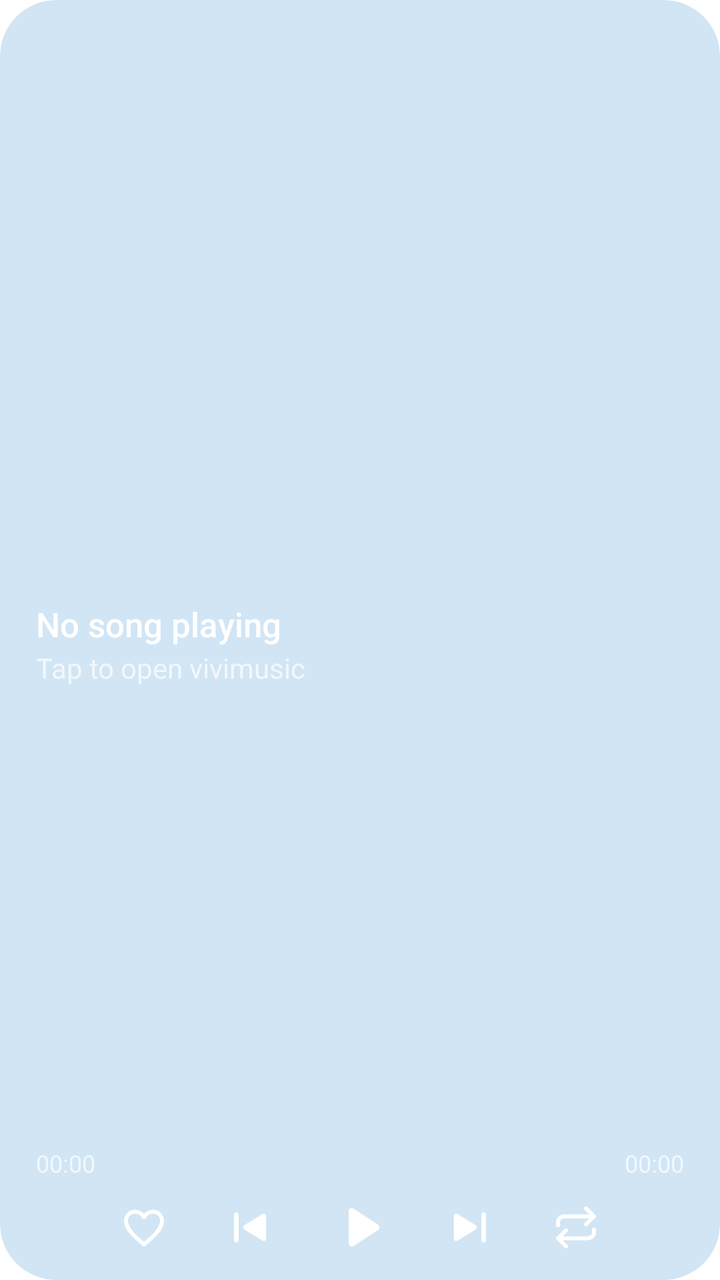
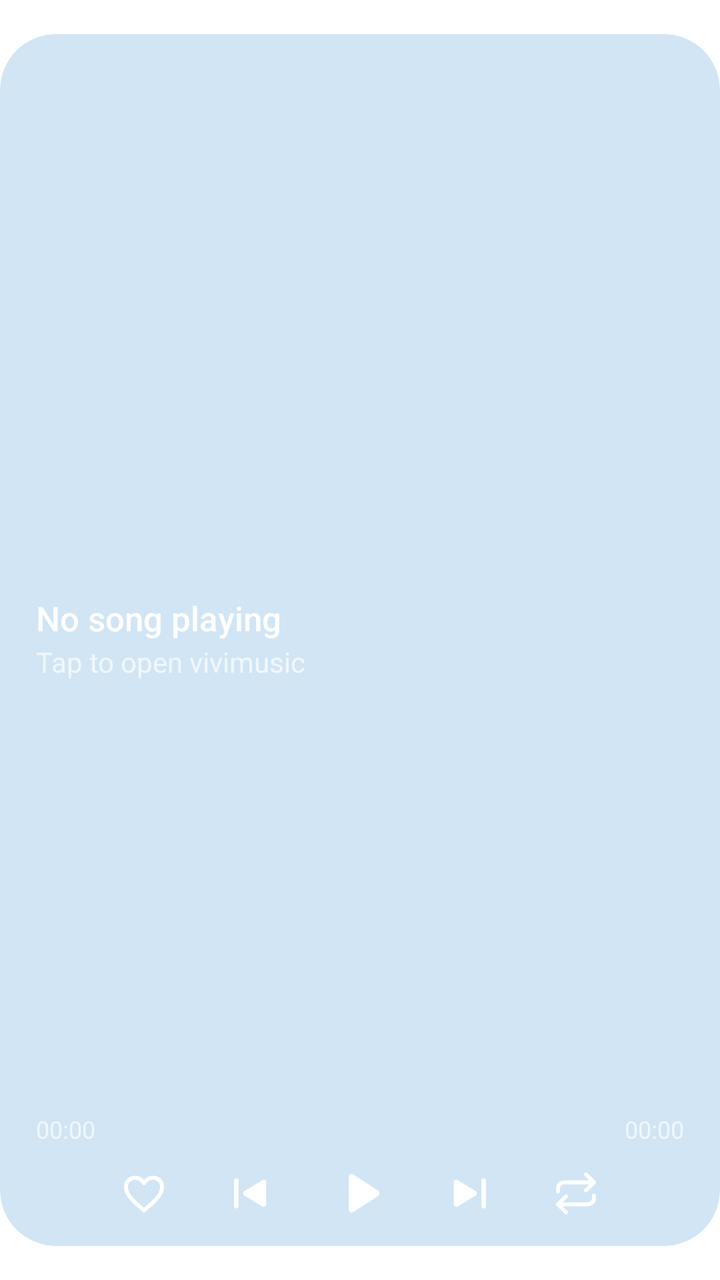

Two renders of the same Android screen: before a commit and after it. Below are the layout's source before the change and the commit's diff.
<!-- AndroidManifest.xml: application theme Theme.vivimusic -->
<!-- res/layout/widget_music_player.xml -->
<?xml version="1.0" encoding="utf-8"?>
<FrameLayout xmlns:android="http://schemas.android.com/apk/res/android"
    android:id="@android:id/background"
    android:layout_width="match_parent"
    android:layout_height="match_parent"
    android:background="@drawable/widget_background"
    android:clipToOutline="true"
    android:theme="@style/Theme.Widget.vivimusic">

    
    <ImageView
        android:id="@+id/widget_background_art"
        android:layout_width="match_parent"
        android:layout_height="match_parent"
        android:scaleType="centerCrop"
        android:src="@mipmap/ic_launcher"
        android:contentDescription="@string/album_art" />

    <LinearLayout
        android:layout_width="match_parent"
        android:layout_height="match_parent"
        android:gravity="top"
        android:orientation="vertical"
        android:paddingStart="18dp"
        android:paddingEnd="18dp"
        android:paddingTop="12dp"
        android:paddingBottom="4dp">

        <FrameLayout
            android:layout_width="match_parent"
            android:layout_height="0dp"
            android:layout_weight="1.4" />

        <TextView
            android:id="@+id/widget_song_title"
            android:layout_width="match_parent"
            android:layout_height="wrap_content"
            android:text="@string/not_playing"
            android:textSize="17sp"
            android:fontFamily="sans-serif-medium"
            android:textColor="#FFFFFF"
            android:maxLines="1"
            android:ellipsize="end" />

        <TextView
            android:id="@+id/widget_artist_name"
            android:layout_width="match_parent"
            android:layout_height="wrap_content"
            android:text="@string/tap_to_play"
            android:textSize="14sp"
            android:textColor="#B3FFFFFF"
            android:maxLines="1"
            android:ellipsize="end"
            android:layout_marginTop="1dp" />

        
        <FrameLayout
            android:layout_width="match_parent"
            android:layout_height="0dp"
            android:layout_weight="1" />

        
        <FrameLayout
            android:layout_width="match_parent"
            android:layout_height="24dp">

            <FrameLayout
                android:id="@+id/widget_wave_clip"
                android:layout_width="0dp"
                android:layout_height="match_parent"
                android:layout_marginStart="7dp"
                android:visibility="gone">

                
                <ViewFlipper
                    android:id="@+id/widget_wave_flipper"
                    android:layout_width="match_parent"
                    android:layout_height="match_parent"
                    android:autoStart="true"
                    android:flipInterval="62">
                    <ImageView
                        android:id="@+id/widget_wave_f0"
                        android:layout_width="match_parent"
                        android:layout_height="match_parent"
                        android:scaleType="fitXY"
                        android:contentDescription="@null" />
                    <ImageView
                        android:id="@+id/widget_wave_f1"
                        android:layout_width="match_parent"
                        android:layout_height="match_parent"
                        android:scaleType="fitXY"
                        android:contentDescription="@null" />
                    <ImageView
                        android:id="@+id/widget_wave_f2"
                        android:layout_width="match_parent"
                        android:layout_height="match_parent"
                        android:scaleType="fitXY"
                        android:contentDescription="@null" />
                    <ImageView
                        android:id="@+id/widget_wave_f3"
                        android:layout_width="match_parent"
                        android:layout_height="match_parent"
                        android:scaleType="fitXY"
                        android:contentDescription="@null" />
                    <ImageView
                        android:id="@+id/widget_wave_f4"
                        android:layout_width="match_parent"
                        android:layout_height="match_parent"
                        android:scaleType="fitXY"
                        android:contentDescription="@null" />
                    <ImageView
                        android:id="@+id/widget_wave_f5"
                        android:layout_width="match_parent"
                        android:layout_height="match_parent"
                        android:scaleType="fitXY"
                        android:contentDescription="@null" />
                    <ImageView
                        android:id="@+id/widget_wave_f6"
                        android:layout_width="match_parent"
                        android:layout_height="match_parent"
                        android:scaleType="fitXY"
                        android:contentDescription="@null" />
                    <ImageView
                        android:id="@+id/widget_wave_f7"
                        android:layout_width="match_parent"
                        android:layout_height="match_parent"
                        android:scaleType="fitXY"
                        android:contentDescription="@null" />
                    <ImageView
                        android:id="@+id/widget_wave_f8"
                        android:layout_width="match_parent"
                        android:layout_height="match_parent"
                        android:scaleType="fitXY"
                        android:contentDescription="@null" />
                    <ImageView
                        android:id="@+id/widget_wave_f9"
                        android:layout_width="match_parent"
                        android:layout_height="match_parent"
                        android:scaleType="fitXY"
                        android:contentDescription="@null" />
                    <ImageView
                        android:id="@+id/widget_wave_f10"
                        android:layout_width="match_parent"
                        android:layout_height="match_parent"
                        android:scaleType="fitXY"
                        android:contentDescription="@null" />
                    <ImageView
                        android:id="@+id/widget_wave_f11"
                        android:layout_width="match_parent"
                        android:layout_height="match_parent"
                        android:scaleType="fitXY"
                        android:contentDescription="@null" />
                    <ImageView
                        android:id="@+id/widget_wave_f12"
                        android:layout_width="match_parent"
                        android:layout_height="match_parent"
                        android:scaleType="fitXY"
                        android:contentDescription="@null" />
                    <ImageView
                        android:id="@+id/widget_wave_f13"
                        android:layout_width="match_parent"
                        android:layout_height="match_parent"
                        android:scaleType="fitXY"
                        android:contentDescription="@null" />
                    <ImageView
                        android:id="@+id/widget_wave_f14"
                        android:layout_width="match_parent"
                        android:layout_height="match_parent"
                        android:scaleType="fitXY"
                        android:contentDescription="@null" />
                    <ImageView
                        android:id="@+id/widget_wave_f15"
                        android:layout_width="match_parent"
                        android:layout_height="match_parent"
                        android:scaleType="fitXY"
                        android:contentDescription="@null" />
                    <ImageView
                        android:id="@+id/widget_wave_f16"
                        android:layout_width="match_parent"
                        android:layout_height="match_parent"
                        android:scaleType="fitXY"
                        android:contentDescription="@null" />
                    <ImageView
                        android:id="@+id/widget_wave_f17"
                        android:layout_width="match_parent"
                        android:layout_height="match_parent"
                        android:scaleType="fitXY"
                        android:contentDescription="@null" />
                    <ImageView
                        android:id="@+id/widget_wave_f18"
                        android:layout_width="match_parent"
                        android:layout_height="match_parent"
                        android:scaleType="fitXY"
                        android:contentDescription="@null" />
                    <ImageView
                        android:id="@+id/widget_wave_f19"
                        android:layout_width="match_parent"
                        android:layout_height="match_parent"
                        android:scaleType="fitXY"
                        android:contentDescription="@null" />
                    <ImageView
                        android:id="@+id/widget_wave_f20"
                        android:layout_width="match_parent"
                        android:layout_height="match_parent"
                        android:scaleType="fitXY"
                        android:contentDescription="@null" />
                    <ImageView
                        android:id="@+id/widget_wave_f21"
                        android:layout_width="match_parent"
                        android:layout_height="match_parent"
                        android:scaleType="fitXY"
                        android:contentDescription="@null" />
                    <ImageView
                        android:id="@+id/widget_wave_f22"
                        android:layout_width="match_parent"
                        android:layout_height="match_parent"
                        android:scaleType="fitXY"
                        android:contentDescription="@null" />
                    <ImageView
                        android:id="@+id/widget_wave_f23"
                        android:layout_width="match_parent"
                        android:layout_height="match_parent"
                        android:scaleType="fitXY"
                        android:contentDescription="@null" />
                    <ImageView
                        android:id="@+id/widget_wave_f24"
                        android:layout_width="match_parent"
                        android:layout_height="match_parent"
                        android:scaleType="fitXY"
                        android:contentDescription="@null" />
                    <ImageView
                        android:id="@+id/widget_wave_f25"
                        android:layout_width="match_parent"
                        android:layout_height="match_parent"
                        android:scaleType="fitXY"
                        android:contentDescription="@null" />
                    <ImageView
                        android:id="@+id/widget_wave_f26"
                        android:layout_width="match_parent"
                        android:layout_height="match_parent"
                        android:scaleType="fitXY"
                        android:contentDescription="@null" />
                    <ImageView
                        android:id="@+id/widget_wave_f27"
                        android:layout_width="match_parent"
                        android:layout_height="match_parent"
                        android:scaleType="fitXY"
                        android:contentDescription="@null" />
                    <ImageView
                        android:id="@+id/widget_wave_f28"
                        android:layout_width="match_parent"
                        android:layout_height="match_parent"
                        android:scaleType="fitXY"
                        android:contentDescription="@null" />
                    <ImageView
                        android:id="@+id/widget_wave_f29"
                        android:layout_width="match_parent"
                        android:layout_height="match_parent"
                        android:scaleType="fitXY"
                        android:contentDescription="@null" />
                    <ImageView
                        android:id="@+id/widget_wave_f30"
                        android:layout_width="match_parent"
                        android:layout_height="match_parent"
                        android:scaleType="fitXY"
                        android:contentDescription="@null" />
                    <ImageView
                        android:id="@+id/widget_wave_f31"
                        android:layout_width="match_parent"
                        android:layout_height="match_parent"
                        android:scaleType="fitXY"
                        android:contentDescription="@null" />
                    <ImageView
                        android:id="@+id/widget_wave_f32"
                        android:layout_width="match_parent"
                        android:layout_height="match_parent"
                        android:scaleType="fitXY"
                        android:contentDescription="@null" />
                    <ImageView
                        android:id="@+id/widget_wave_f33"
                        android:layout_width="match_parent"
                        android:layout_height="match_parent"
                        android:scaleType="fitXY"
                        android:contentDescription="@null" />
                    <ImageView
                        android:id="@+id/widget_wave_f34"
                        android:layout_width="match_parent"
                        android:layout_height="match_parent"
                        android:scaleType="fitXY"
                        android:contentDescription="@null" />
                    <ImageView
                        android:id="@+id/widget_wave_f35"
                        android:layout_width="match_parent"
                        android:layout_height="match_parent"
                        android:scaleType="fitXY"
                        android:contentDescription="@null" />
                    <ImageView
                        android:id="@+id/widget_wave_f36"
                        android:layout_width="match_parent"
                        android:layout_height="match_parent"
                        android:scaleType="fitXY"
                        android:contentDescription="@null" />
                    <ImageView
                        android:id="@+id/widget_wave_f37"
                        android:layout_width="match_parent"
                        android:layout_height="match_parent"
                        android:scaleType="fitXY"
                        android:contentDescription="@null" />
                    <ImageView
                        android:id="@+id/widget_wave_f38"
                        android:layout_width="match_parent"
                        android:layout_height="match_parent"
                        android:scaleType="fitXY"
                        android:contentDescription="@null" />
                    <ImageView
                        android:id="@+id/widget_wave_f39"
                        android:layout_width="match_parent"
                        android:layout_height="match_parent"
                        android:scaleType="fitXY"
                        android:contentDescription="@null" />
                    <ImageView
                        android:id="@+id/widget_wave_f40"
                        android:layout_width="match_parent"
                        android:layout_height="match_parent"
                        android:scaleType="fitXY"
                        android:contentDescription="@null" />
                    <ImageView
                        android:id="@+id/widget_wave_f41"
                        android:layout_width="match_parent"
                        android:layout_height="match_parent"
                        android:scaleType="fitXY"
                        android:contentDescription="@null" />
                    <ImageView
                        android:id="@+id/widget_wave_f42"
                        android:layout_width="match_parent"
                        android:layout_height="match_parent"
                        android:scaleType="fitXY"
                        android:contentDescription="@null" />
                    <ImageView
                        android:id="@+id/widget_wave_f43"
                        android:layout_width="match_parent"
                        android:layout_height="match_parent"
                        android:scaleType="fitXY"
                        android:contentDescription="@null" />
                    <ImageView
                        android:id="@+id/widget_wave_f44"
                        android:layout_width="match_parent"
                        android:layout_height="match_parent"
                        android:scaleType="fitXY"
                        android:contentDescription="@null" />
                    <ImageView
                        android:id="@+id/widget_wave_f45"
                        android:layout_width="match_parent"
                        android:layout_height="match_parent"
                        android:scaleType="fitXY"
                        android:contentDescription="@null" />
                    <ImageView
                        android:id="@+id/widget_wave_f46"
                        android:layout_width="match_parent"
                        android:layout_height="match_parent"
                        android:scaleType="fitXY"
                        android:contentDescription="@null" />
                    <ImageView
                        android:id="@+id/widget_wave_f47"
                        android:layout_width="match_parent"
                        android:layout_height="match_parent"
                        android:scaleType="fitXY"
                        android:contentDescription="@null" />
                </ViewFlipper>
            </FrameLayout>

            <ImageView
                android:id="@+id/widget_progress_track"
                android:layout_width="match_parent"
                android:layout_height="match_parent"
                android:scaleType="fitXY"
                android:contentDescription="@null" />
        </FrameLayout>

        <LinearLayout
            android:layout_width="match_parent"
            android:layout_height="wrap_content"
            android:orientation="horizontal">

            <TextView
                android:id="@+id/widget_time_current"
                android:layout_width="0dp"
                android:layout_height="wrap_content"
                android:layout_weight="1"
                android:text="00:00"
                android:textSize="12sp"
                android:textColor="#B3FFFFFF" />

            <TextView
                android:id="@+id/widget_time_total"
                android:layout_width="wrap_content"
                android:layout_height="wrap_content"
                android:text="00:00"
                android:textSize="12sp"
                android:textColor="#B3FFFFFF" />
        </LinearLayout>

        
        <LinearLayout
            android:layout_width="match_parent"
            android:layout_height="wrap_content"
            android:orientation="horizontal"
            android:gravity="center"
            android:layout_marginTop="2dp">

            <ImageButton
                android:id="@+id/widget_like_button"
                android:layout_width="52dp"
                android:layout_height="44dp"
                android:padding="10dp"
                android:scaleType="fitCenter"
                android:background="@android:color/transparent"
                android:src="@drawable/ic_widget_n_heart_outline"
                android:contentDescription="@string/like"
                android:tint="#FFFFFF" />

            <ImageButton
                android:id="@+id/widget_prev_button"
                android:layout_width="52dp"
                android:layout_height="44dp"
                android:padding="8dp"
                android:scaleType="fitCenter"
                android:background="@android:color/transparent"
                android:src="@drawable/ic_widget_n_skip_previous"
                android:contentDescription="@string/previous"
                android:tint="#FFFFFF" />

            <FrameLayout
                android:id="@+id/widget_play_pause_container"
                android:layout_width="60dp"
                android:layout_height="44dp">

                <ImageView
                    android:id="@+id/widget_play_pause"
                    android:layout_width="36dp"
                    android:layout_height="36dp"
                    android:layout_gravity="center"
                    android:src="@drawable/ic_widget_n_play"
                    android:tint="#FFFFFF"
                    android:contentDescription="@string/play_pause" />
            </FrameLayout>

            <ImageButton
                android:id="@+id/widget_next_button"
                android:layout_width="52dp"
                android:layout_height="44dp"
                android:padding="8dp"
                android:scaleType="fitCenter"
                android:background="@android:color/transparent"
                android:src="@drawable/ic_widget_n_skip_next"
                android:contentDescription="@string/next"
                android:tint="#FFFFFF" />

            <ImageButton
                android:id="@+id/widget_repeat_button"
                android:layout_width="52dp"
                android:layout_height="44dp"
                android:padding="10dp"
                android:scaleType="fitCenter"
                android:background="@android:color/transparent"
                android:src="@drawable/ic_widget_n_repeat"
                android:contentDescription="@string/repeat_mode_off"
                android:tint="#FFFFFF" />
        </LinearLayout>

    </LinearLayout>

</FrameLayout>
<!-- resources referenced by this layout -->
<resources>
  <!-- drawable ic_widget_n_heart_outline (drawable) -->
  <vector xmlns:android="http://schemas.android.com/apk/res/android"
      android:width="24dp"
      android:height="24dp"
      android:viewportWidth="24"
      android:viewportHeight="24">
      <path android:strokeColor="#FFFFFF" android:strokeWidth="2" android:strokeLineJoin="round" android:pathData="M12,20.5C5,14.8 3,11.8 3,8.7C3,6.1 5,4.2 7.4,4.2C9.2,4.2 11,5.2 12,6.9C13,5.2 14.8,4.2 16.6,4.2C19,4.2 21,6.1 21,8.7C21,11.8 19,14.8 12,20.5Z"/>
  </vector>
  <!-- drawable ic_widget_n_play (drawable) -->
  <vector xmlns:android="http://schemas.android.com/apk/res/android"
      android:width="24dp"
      android:height="24dp"
      android:viewportWidth="24"
      android:viewportHeight="24">
      <path android:fillColor="#FFFFFF" android:pathData="M8.2,6.6C8.2,5.8 9.1,5.3 9.8,5.75L18.1,11.15C18.7,11.55 18.7,12.45 18.1,12.85L9.8,18.25C9.1,18.7 8.2,18.2 8.2,17.4Z"/>
  </vector>
  <!-- drawable ic_widget_n_repeat (drawable) -->
  <vector xmlns:android="http://schemas.android.com/apk/res/android"
      android:width="24dp"
      android:height="24dp"
      android:viewportWidth="24"
      android:viewportHeight="24">
      <path android:strokeColor="#FFFFFF" android:strokeWidth="2" android:strokeLineCap="round" android:strokeLineJoin="round" android:pathData="M17,2.5L21,6.5L17,10.5M3,11V9.5C3,7.6 4.6,6.5 6.5,6.5H21M7,21.5L3,17.5L7,13.5M21,13V14.5C21,16.4 19.4,17.5 17.5,17.5H3"/>
  </vector>
  <!-- drawable ic_widget_n_skip_next (drawable) -->
  <vector xmlns:android="http://schemas.android.com/apk/res/android"
      android:width="24dp"
      android:height="24dp"
      android:viewportWidth="24"
      android:viewportHeight="24">
      <path android:fillColor="#FFFFFF" android:pathData="M16,6.5C16,5.95 16.45,5.5 17,5.5s1,0.45 1,1v11c0,0.55 -0.45,1 -1,1s-1,-0.45 -1,-1ZM5.8,6.3C5.1,5.9 4.2,6.4 4.2,7.2V16.8C4.2,17.6 5.1,18.1 5.8,17.7L13.6,12.9C14.2,12.5 14.2,11.5 13.6,11.1Z"/>
  </vector>
  <!-- drawable ic_widget_n_skip_previous (drawable) -->
  <vector xmlns:android="http://schemas.android.com/apk/res/android"
      android:width="24dp"
      android:height="24dp"
      android:viewportWidth="24"
      android:viewportHeight="24">
      <path android:fillColor="#FFFFFF" android:pathData="M6,6.5C6,5.95 6.45,5.5 7,5.5s1,0.45 1,1v11c0,0.55 -0.45,1 -1,1s-1,-0.45 -1,-1ZM18.2,6.3C18.9,5.9 19.8,6.4 19.8,7.2V16.8C19.8,17.6 18.9,18.1 18.2,17.7L10.4,12.9C9.8,12.5 9.8,11.5 10.4,11.1Z"/>
  </vector>
  <!-- drawable widget_background (drawable) -->
  <?xml version="1.0" encoding="utf-8"?>
  <shape xmlns:android="http://schemas.android.com/apk/res/android"
      xmlns:tools="http://schemas.android.com/tools"
      android:shape="rectangle">
      <solid android:color="@android:color/system_accent1_100"
          tools:targetApi="31" />
      <corners android:radius="28dp" />
  </shape>
  <!-- mipmap ic_launcher (drawable) -->
  <?xml version="1.0" encoding="utf-8"?>
  <adaptive-icon xmlns:android="http://schemas.android.com/apk/res/android">
      <background android:drawable="@color/ic_launcher_background"/>
      <foreground android:drawable="@drawable/ic_launcher_foreground"/>
  </adaptive-icon>
  <string name="album_art">Album art</string>
  <string name="like">Like</string>
  <string name="next">Next</string>
  <string name="not_playing">No song playing</string>
  <string name="play_pause">Play/Pause</string>
  <string name="previous">Previous</string>
  <string name="repeat_mode_off">Repeat mode off</string>
  <string name="tap_to_play">Tap to open vivimusic</string>
  <style name="Theme.Widget.vivimusic" parent="@android:style/Theme.DeviceDefault.DayNight">
          <item name="android:colorBackground">#E6E1E5</item>
      </style>
  <color name="ic_launcher_background">#66302C</color>
  <!-- unchanged entries left out for length: 2 -->
</resources>

<!-- the commit's change to res/layout/widget_music_player.xml (unified diff, before → after) -->
@@ -1,11 +1,18 @@
 <?xml version="1.0" encoding="utf-8"?>
 <FrameLayout xmlns:android="http://schemas.android.com/apk/res/android"
+    android:layout_width="match_parent"
+    android:layout_height="match_parent"
+    android:paddingTop="17dp"
+    android:paddingBottom="17dp"
+    android:theme="@style/Theme.Widget.vivimusic">
+
+
+<FrameLayout
     android:id="@android:id/background"
     android:layout_width="match_parent"
     android:layout_height="match_parent"
     android:background="@drawable/widget_background"
-    android:clipToOutline="true"
-    android:theme="@style/Theme.Widget.vivimusic">
+    android:clipToOutline="true">
 
     
     <ImageView
@@ -471,3 +478,5 @@
     </LinearLayout>
 
 </FrameLayout>
+
+</FrameLayout>
